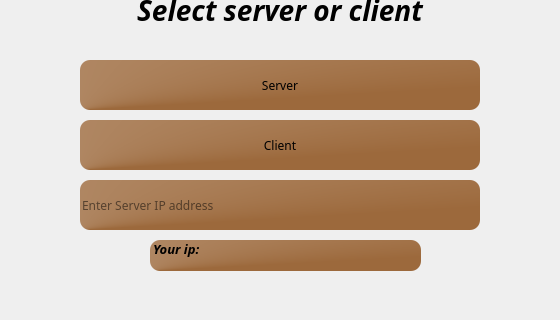
Above: serverorclient.ui from A-hmy/SkullKing_Endless-Loop_8 before the change; both pictures show x 130 to 690 and y 280 to 600 of the 800 by 600 pixel window. Below: the same form after it.
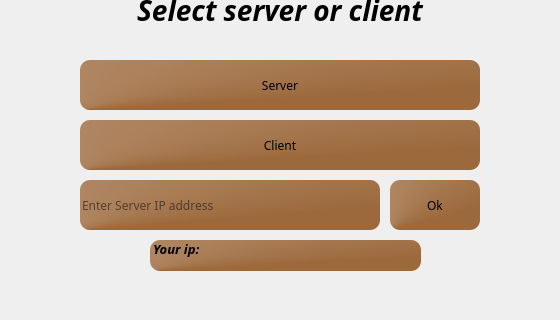
That is the form after the change. Icons and pictures are not drawn.

Patch:
```diff
--- a/serverorclient.ui
+++ b/serverorclient.ui
@@ -131,19 +131,19 @@
      <rect>
       <x>210</x>
       <y>460</y>
-      <width>400</width>
+      <width>300</width>
       <height>50</height>
      </rect>
     </property>
     <property name="minimumSize">
      <size>
-      <width>400</width>
+      <width>300</width>
       <height>50</height>
      </size>
     </property>
     <property name="maximumSize">
      <size>
-      <width>400</width>
+      <width>300</width>
       <height>50</height>
      </size>
     </property>
@@ -239,6 +239,40 @@
      <string/>
     </property>
    </widget>
+   <widget class="QPushButton" name="Ok">
+    <property name="geometry">
+     <rect>
+      <x>520</x>
+      <y>460</y>
+      <width>90</width>
+      <height>50</height>
+     </rect>
+    </property>
+    <property name="minimumSize">
+     <size>
+      <width>90</width>
+      <height>50</height>
+     </size>
+    </property>
+    <property name="maximumSize">
+     <size>
+      <width>90</width>
+      <height>50</height>
+     </size>
+    </property>
+    <property name="font">
+     <font>
+      <family>Segoe Script</family>
+     </font>
+    </property>
+    <property name="styleSheet">
+     <string notr="true">background-color: qconicalgradient(cx:0, cy:1, angle:0, stop:0.0673077 rgba(156, 105, 60, 255), stop:1 rgba(255, 255, 255, 255));
+border-radius:10px;</string>
+    </property>
+    <property name="text">
+     <string>Ok</string>
+    </property>
+   </widget>
    <zorder>label_2</zorder>
    <zorder>label</zorder>
    <zorder>server</zorder>
```
Left out of the diff: 1 changed line with no effect on the pictures.
